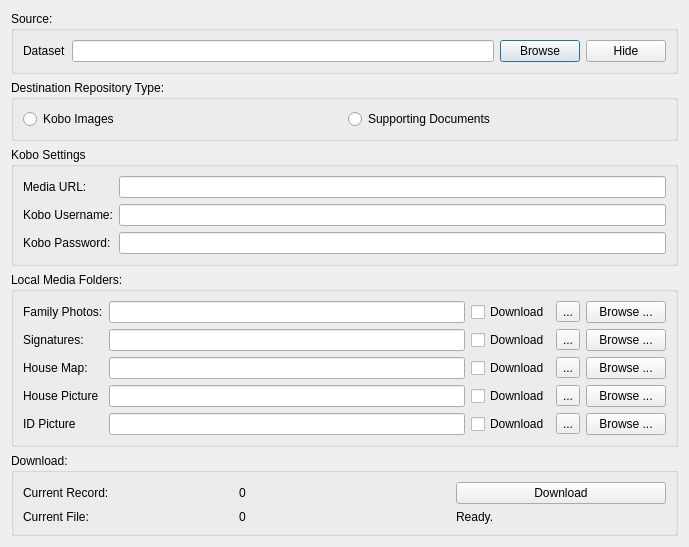
Old version of the form ui/ui_document_downloader.ui in the repository gltn/stdm.
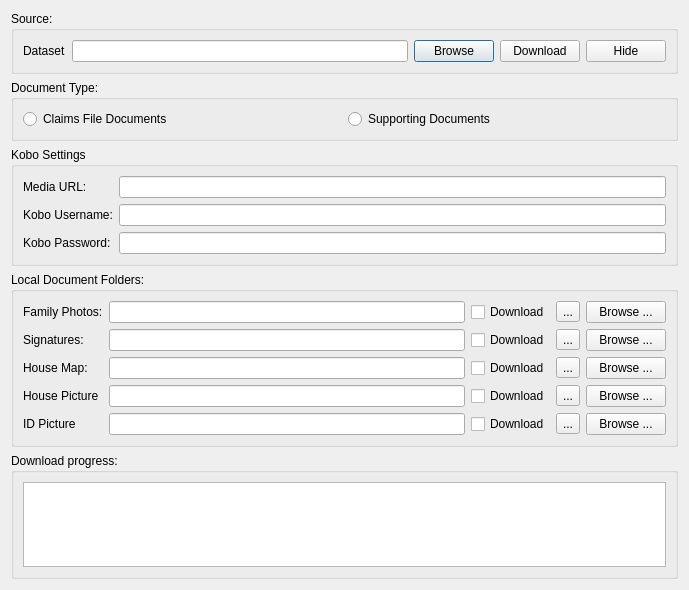
New version of the form.

Commit message: Separated the download functions into a class and added thread support

```diff
--- a/ui/ui_document_downloader.ui
+++ b/ui/ui_document_downloader.ui
@@ -10,7 +10,7 @@
     <x>0</x>
     <y>0</y>
     <width>689</width>
-    <height>543</height>
+    <height>590</height>
    </rect>
   </property>
   <property name="windowTitle">
@@ -44,6 +44,13 @@
         </property>
        </widget>
       </item>
+      <item>
+       <widget class="QPushButton" name="btnDownload">
+        <property name="text">
+         <string>Download</string>
+        </property>
+       </widget>
+      </item>
       <item>
        <widget class="QPushButton" name="btnHide">
         <property name="text">
@@ -57,13 +64,13 @@
    <item>
     <widget class="QGroupBox" name="groupBox_2">
      <property name="title">
-      <string>Destination Repository Type:</string>
+      <string>Document Type:</string>
      </property>
      <layout class="QHBoxLayout" name="horizontalLayout">
       <item>
        <widget class="QRadioButton" name="rbKoboMedia">
         <property name="text">
-         <string>Kobo Images</string>
+         <string>Claims File Documents</string>
         </property>
        </widget>
       </item>
@@ -131,7 +138,7 @@
    <item>
     <widget class="QGroupBox" name="groupBox_8">
      <property name="title">
-      <string>Local Media Folders:</string>
+      <string>Local Document Folders:</string>
      </property>
      <layout class="QGridLayout" name="gridLayout_6">
       <item row="4" column="0">
@@ -298,50 +305,11 @@
    <item>
     <widget class="QGroupBox" name="groupBox_9">
      <property name="title">
-      <string>Download:</string>
+      <string>Download progress:</string>
      </property>
      <layout class="QGridLayout" name="gridLayout_7">
-      <item row="3" column="2">
-       <widget class="QLabel" name="lblCurrFile">
-        <property name="text">
-         <string>0</string>
-        </property>
-       </widget>
-      </item>
-      <item row="3" column="1">
-       <widget class="QLabel" name="label_10">
-        <property name="text">
-         <string>Current File:</string>
-        </property>
-       </widget>
-      </item>
-      <item row="0" column="1">
-       <widget class="QLabel" name="labelrecord">
-        <property name="text">
-         <string>Current Record:</string>
-        </property>
-       </widget>
-      </item>
-      <item row="0" column="2">
-       <widget class="QLabel" name="lblCurrRecord">
-        <property name="text">
-         <string>0</string>
-        </property>
-       </widget>
-      </item>
-      <item row="0" column="3">
-       <widget class="QPushButton" name="btnDownload">
-        <property name="text">
-         <string>Download</string>
-        </property>
-       </widget>
-      </item>
-      <item row="3" column="3">
-       <widget class="QLabel" name="lblMsg">
-        <property name="text">
-         <string>Ready.</string>
-        </property>
-       </widget>
+      <item row="0" column="0">
+       <widget class="QTextEdit" name="edtProgress"/>
       </item>
      </layout>
     </widget>
```
Left out of the diff: 2 changed lines with no effect on the pictures. The commit also changes 3 other files.
